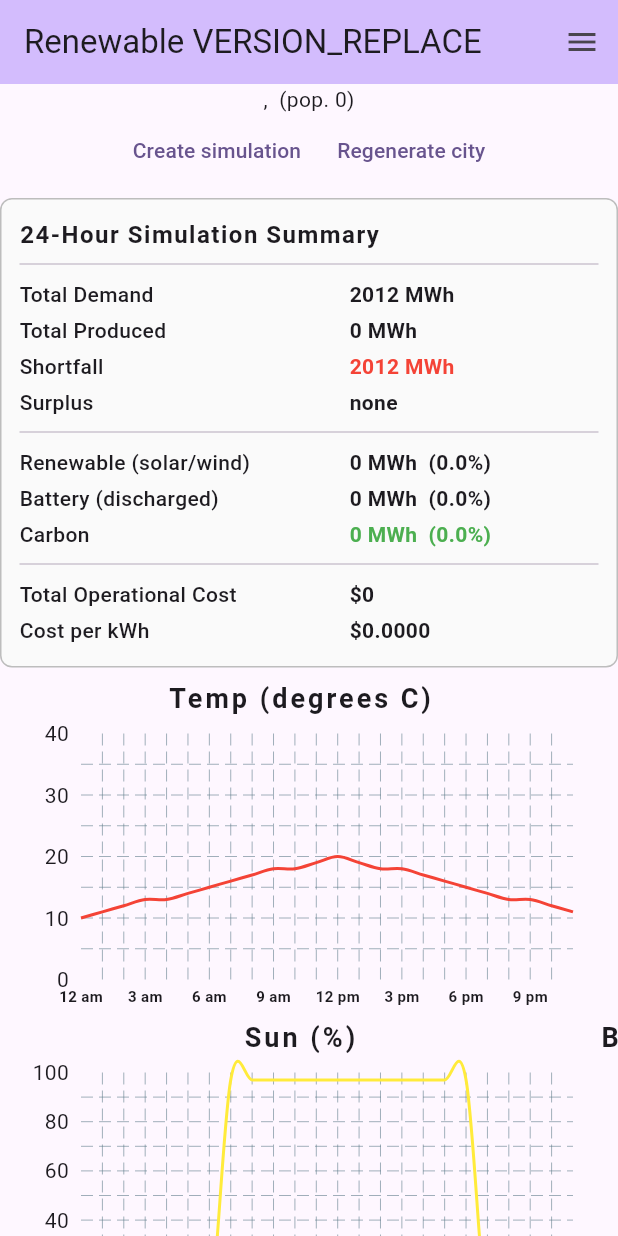
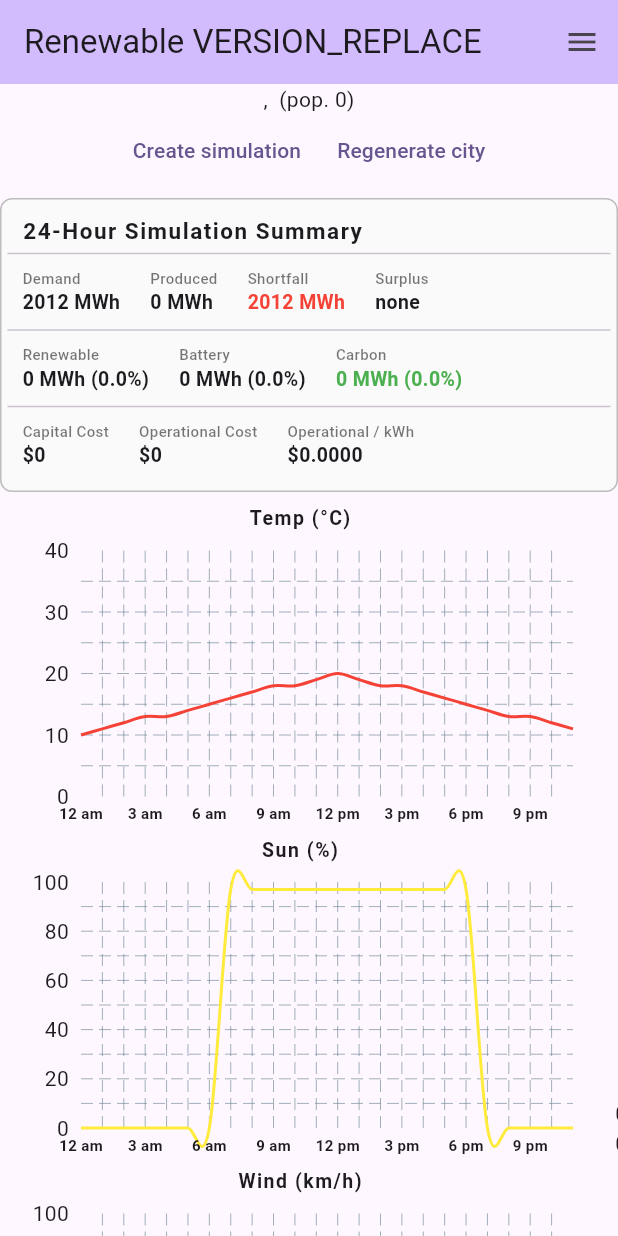
Before and after one commit to djpnewton/renewable, a Flutter app: the screen it shows after launch, after a tap on "Create simulation", on a phone screen of 412 x 824 dp. Run offline on Flutter 3.47's test engine with Material 3 defaults, Android fonts, the phone set to English and light mode, and no system bars; drawn by our look-alikes of fl_chart; our stand-ins replace csv.

Commit message:
-add capital cost estimates -clean up UI a bit

```diff
--- a/lib/config.dart
+++ b/lib/config.dart
@@ -1,6 +1,20 @@
 const String gitSha = 'GIT_SHA_REPLACE';
 const String buildDate = 'BUILD_DATE_REPLACE';
 const String appVersion = 'VERSION_REPLACE';
+
+// ── Generator capital costs ($ per MW of installed capacity) ─────────────────
+/// Carbon (NGCC) capital cost per MW
+const int carbonCapitalCostPerMw = 1000000; // ~ $1,000 / kW
+
+/// Solar (PV) capital cost per MW
+const int solarCapitalCostPerMw = 1000000; // ~ $1,000 / kW
+
+/// Wind (onshore) capital cost per MW
+const int windCapitalCostPerMw = 1400000; // ~ $1,400 / kW
+
+// ── Battery capital cost ($ per MWh of storage capacity) ─────────────────────
+/// Battery capital cost per MWh
+const int batteryCapitalCostPerMwh = 300000; // ~ $300 / kWh
 
 // ── Generator operating costs ($ per MWh dispatched) ───────────────────────
 /// Carbon generator operating cost per MWh dispatched
--- a/lib/main.dart
+++ b/lib/main.dart
@@ -112,17 +112,43 @@ class _MyHomePageState extends State<MyHomePage> {
     );
   }
 
-  Widget _chart(String title, LineChartData data) {
+  Widget _chartTitle(String label, List<(String, Color)> legend) {
+    return Padding(
+      padding: const EdgeInsets.only(bottom: 2),
+      child: Wrap(
+        alignment: WrapAlignment.center,
+        crossAxisAlignment: WrapCrossAlignment.center,
+        spacing: 6,
+        children: [
+          Text(label,
+              style: const TextStyle(
+                  fontSize: 13, fontWeight: FontWeight.bold, letterSpacing: 1)),
+          for (final (name, color) in legend) ...[
+            Row(
+              mainAxisSize: MainAxisSize.min,
+              children: [
+                Container(
+                  width: 10,
+                  height: 10,
+                  decoration: BoxDecoration(
+                      color: color, borderRadius: BorderRadius.circular(2)),
+                ),
+                const SizedBox(width: 3),
+                Text(name,
+                    style:
+                        const TextStyle(fontSize: 11, color: Colors.black54)),
+              ],
+            ),
+          ],
+        ],
+      ),
+    );
+  }
+
+  Widget _chart(String title, LineChartData data,
+      {List<(String, Color)> legend = const []}) {
     return Column(children: [
-      Text(
-        title,
-        style: const TextStyle(
-          fontSize: 18,
-          fontWeight: FontWeight.bold,
-          letterSpacing: 2,
-        ),
-        textAlign: TextAlign.center,
-      ),
+      _chartTitle(title, legend),
       SizedBox(
           width: 400,
           height: 200,
@@ -268,6 +294,8 @@ class _MyHomePageState extends State<MyHomePage> {
         batteryMWh: totalBattery,
         batteryChargedMWh: totalBatteryCharged,
         totalCost: totalCostSum,
+        totalCapitalCost: _generators.fold(0, (s, g) => s + g.capitalCost) +
+            _batteries.fold(0, (s, b) => s + b.capitalCost),
       );
       _tempData = LineChartData(
         lineBarsData: [
@@ -501,29 +529,41 @@ class _MyHomePageState extends State<MyHomePage> {
     });
   }
 
-  Widget _summaryRow(String label, String value, {Color? valueColor}) {
-    return Padding(
-      padding: const EdgeInsets.symmetric(vertical: 2),
-      child: Row(
-        mainAxisSize: MainAxisSize.min,
-        children: [
-          SizedBox(
-            width: 220,
-            child: Text(label,
-                style: const TextStyle(fontWeight: FontWeight.w500)),
-          ),
-          Text(value,
-              style: TextStyle(color: valueColor, fontWeight: FontWeight.bold)),
-        ],
-      ),
-    );
-  }
-
   Widget _buildSummary(SimSummary s) {
     final shortfallColor = s.shortfallMWh > 0 ? Colors.red : Colors.green;
+
+    String fmtDollars(int v) =>
+        '\$${v.toString().replaceAllMapped(RegExp(r'(\d)(?=(\d{3})+$)'), (m) => '${m[1]},')}';
+
+    Widget cell(String label, String value, {Color? valueColor}) {
+      return Padding(
+        padding: const EdgeInsets.symmetric(horizontal: 10, vertical: 4),
+        child: Column(
+          crossAxisAlignment: CrossAxisAlignment.start,
+          mainAxisSize: MainAxisSize.min,
+          children: [
+            Text(label,
+                style: const TextStyle(
+                    fontSize: 10,
+                    color: Colors.black54,
+                    fontWeight: FontWeight.w500)),
+            Text(value,
+                style: TextStyle(
+                    fontSize: 13,
+                    fontWeight: FontWeight.bold,
+                    color: valueColor)),
+          ],
+        ),
+      );
+    }
+
+    Widget hrow(List<Widget> cells) {
+      return Row(crossAxisAlignment: CrossAxisAlignment.start, children: cells);
+    }
+
     return Container(
       margin: const EdgeInsets.symmetric(vertical: 8),
-      padding: const EdgeInsets.all(12),
+      padding: const EdgeInsets.symmetric(vertical: 10, horizontal: 4),
       decoration: BoxDecoration(
         border: Border.all(color: Colors.grey.shade400),
         borderRadius: BorderRadius.circular(8),
@@ -532,47 +572,52 @@ class _MyHomePageState extends State<MyHomePage> {
       child: Column(
         crossAxisAlignment: CrossAxisAlignment.start,
         children: [
-          const Text(
-            '24-Hour Simulation Summary',
-            style: TextStyle(
-                fontSize: 16, fontWeight: FontWeight.bold, letterSpacing: 1),
+          const Padding(
+            padding: EdgeInsets.symmetric(horizontal: 10),
+            child: Text(
+              '24-Hour Simulation Summary',
+              style: TextStyle(
+                  fontSize: 15, fontWeight: FontWeight.bold, letterSpacing: 1),
+            ),
           ),
-          const Divider(),
-          _summaryRow(
-              'Total Demand', '${s.totalDemandMWh.toStringAsFixed(0)} MWh'),
-          _summaryRow(
-              'Total Produced', '${s.totalProducedMWh.toStringAsFixed(0)} MWh'),
-          _summaryRow(
+          const Divider(height: 10),
+          hrow([
+            cell('Demand', '${s.totalDemandMWh.toStringAsFixed(0)} MWh'),
+            cell('Produced', '${s.totalProducedMWh.toStringAsFixed(0)} MWh'),
+            cell(
               'Shortfall',
               s.shortfallMWh > 0
                   ? '${s.shortfallMWh.toStringAsFixed(0)} MWh'
                   : 'none',
-              valueColor: shortfallColor),
-          _summaryRow(
+              valueColor: shortfallColor,
+            ),
+            cell(
               'Surplus',
               s.surplusMWh > 0
                   ? '${s.surplusMWh.toStringAsFixed(0)} MWh'
-                  : 'none'),
-          const Divider(),
-          _summaryRow(
-              'Renewable (solar/wind)',
-              '${s.renewableMWh.toStringAsFixed(0)} MWh'
-                  '  (${s.renewablePercent.toStringAsFixed(1)}%)'),
-          _summaryRow(
-              'Battery (discharged)',
-              '${s.batteryMWh.toStringAsFixed(0)} MWh'
-                  '  (${s.batteryPercent.toStringAsFixed(1)}%)'),
-          _summaryRow(
+                  : 'none',
+            ),
+          ]),
+          const Divider(height: 10),
+          hrow([
+            cell('Renewable',
+                '${s.renewableMWh.toStringAsFixed(0)} MWh (${s.renewablePercent.toStringAsFixed(1)}%)'),
+            cell('Battery',
+                '${s.batteryMWh.toStringAsFixed(0)} MWh (${s.batteryPercent.toStringAsFixed(1)}%)'),
+            cell(
               'Carbon',
-              '${s.carbonMWh.toStringAsFixed(0)} MWh'
-                  '  (${s.carbonPercent.toStringAsFixed(1)}%)',
-              valueColor: s.carbonMWh > 0 ? Colors.orange : Colors.green),
-          const Divider(),
-          _summaryRow('Total Operational Cost',
-              '\$${s.totalCost.toString().replaceAllMapped(RegExp(r'(\d)(?=(\d{3})+$)'), (m) => '${m[1]},')}'),
-          if (s.totalDemandMWh > 0)
-            _summaryRow('Cost per kWh',
-                '\$${(s.totalCost / (s.totalDemandMWh * 1000)).toStringAsFixed(4)}'),
+              '${s.carbonMWh.toStringAsFixed(0)} MWh (${s.carbonPercent.toStringAsFixed(1)}%)',
+              valueColor: s.carbonMWh > 0 ? Colors.orange : Colors.green,
+            ),
+          ]),
+          const Divider(height: 10),
+          hrow([
+            cell('Capital Cost', fmtDollars(s.totalCapitalCost)),
+            cell('Operational Cost', fmtDollars(s.totalCost)),
+            if (s.totalDemandMWh > 0)
+              cell('Operational / kWh',
+                  '\$${(s.totalCost / (s.totalDemandMWh * 1000)).toStringAsFixed(4)}'),
+          ]),
         ],
       ),
     );
@@ -1264,6 +1309,8 @@ class _MyHomePageState extends State<MyHomePage> {
                     style:
                         TextStyle(fontSize: 18, fontWeight: FontWeight.bold)),
                 _assumptionSection('Carbon Generators', [
+                  _assumptionRow('Capital cost',
+                      '\$${(carbonCapitalCostPerMw / 1000).round()}k / MW'),
                   _assumptionRow(
                       'Operating cost', '\$$carbonCostPerMwh / MWh dispatched'),
                   _assumptionRow('O&M cost',
@@ -1271,6 +1318,8 @@ class _MyHomePageState extends State<MyHomePage> {
                   _assumptionRow('Dispatch', 'On-demand to fill gap'),
                 ]),
                 _assumptionSection('Solar Generators', [
+                  _assumptionRow('Capital cost',
+                      '\$${(solarCapitalCostPerMw / 1000).round()}k / MW'),
                   _assumptionRow(
                       'Operating cost', '\$$solarCostPerMwh / MWh dispatched'),
                   _assumptionRow('O&M cost',
@@ -1279,6 +1328,8 @@ class _MyHomePageState extends State<MyHomePage> {
                   _assumptionRow('Dispatch', 'Always at full sun capacity'),
                 ]),
                 _assumptionSection('Wind Generators', [
+                  _assumptionRow('Capital cost',
+                      '\$${(windCapitalCostPerMw / 1000).round()}k / MW'),
                   _assumptionRow(
                       'Operating cost', '\$$windCostPerMwh / MWh dispatched'),
                   _assumptionRow('O&M cost',
@@ -1292,6 +1343,8 @@ class _MyHomePageState extends State<MyHomePage> {
                   _assumptionRow('Dispatch', 'Always at full wind capacity'),
                 ]),
                 _assumptionSection('Battery Storage', [
+                  _assumptionRow('Capital cost',
+                      '\$${(batteryCapitalCostPerMwh / 1000).round()}k / MWh'),
                   _assumptionRow('Discharge cost',
                       '\$$batteryCostPerMwhDischarged / MWh discharged'),
                   _assumptionRow('O&M cost',
@@ -1370,16 +1423,20 @@ class _MyHomePageState extends State<MyHomePage> {
                 crossAxisAlignment: CrossAxisAlignment.start,
                 children: [
                   Column(mainAxisAlignment: MainAxisAlignment.start, children: [
-                    _chart('Temp (degrees C)', _tempData),
+                    _chart('Temp (°C)', _tempData),
                     _chart('Sun (%)', _sunData),
                     _chart('Wind (km/h)', _windData),
                   ]),
                   Column(mainAxisAlignment: MainAxisAlignment.start, children: [
-                    _chart('Energy: Demand (green) vs Produced (red) (MW)',
-                        _energyData),
-                    _chart(
-                        'Battery: Storage (orange) / Charge (green) / Discharge (red) (MWh)',
-                        _batteryData),
+                    _chart('Energy (MW)', _energyData, legend: [
+                      ('demand', Colors.green),
+                      ('produced', Colors.red),
+                    ]),
+                    _chart('Battery (MWh)', _batteryData, legend: [
+                      ('storage', Colors.orange),
+                      ('charge', Colors.green),
+                      ('discharge', Colors.red),
+                    ]),
                     _chart('Operational Cost (\$)', _costData),
                   ]),
                   Column(
--- a/lib/sim.dart
+++ b/lib/sim.dart
@@ -109,6 +109,7 @@ class GenerationPeriod {
 
 abstract class Generator {
   int get megawattMax;
+  int get capitalCost;
   String type();
   GenerationPeriod generate(WeatherPeriod wp, double percentRequired);
   GenerationPeriod total();
@@ -124,6 +125,8 @@ class GeneratorCarbon implements Generator {
 
   int get _costPerHour => (carbonCostPerMwh * megawattMax);
   int get _omCostPerHour => carbonOMCostPerMwh * megawattMax;
+  @override
+  int get capitalCost => carbonCapitalCostPerMw * megawattMax;
 
   @override
   String type() {
@@ -157,6 +160,8 @@ class GeneratorSolar implements Generator {
 
   int get _costPerHour => solarCostPerMwh * megawattMax;
   int get _omCostPerHour => solarOMCostPerMwh * megawattMax;
+  @override
+  int get capitalCost => solarCapitalCostPerMw * megawattMax;
 
   @override
   String type() {
@@ -190,6 +195,8 @@ class GeneratorWind implements Generator {
 
   int get _costPerHour => windCostPerMwh * megawattMax;
   int get _omCostPerHour => windOMCostPerMwh * megawattMax;
+  @override
+  int get capitalCost => windCapitalCostPerMw * megawattMax;
 
   @override
   String type() {
@@ -229,6 +236,7 @@ class Battery {
         totalCost = 0;
 
   int get omCostPerHour => (capacityMWh * batteryOMCostPerMwh).round();
+  int get capitalCost => (capacityMWh * batteryCapitalCostPerMwh).round();
 
   /// Returns MWh actually discharged (positive value).
   double discharge(double neededMWh) {
@@ -264,6 +272,7 @@ class SimSummary {
   final double batteryMWh; // net discharged from battery
   final double batteryChargedMWh; // total charged into battery
   final int totalCost;
+  final int totalCapitalCost;
 
   SimSummary({
     required this.totalDemandMWh,
@@ -275,6 +284,7 @@ class SimSummary {
     required this.batteryMWh,
     required this.batteryChargedMWh,
     required this.totalCost,
+    required this.totalCapitalCost,
   });
 
   double get renewablePercent =>
```
